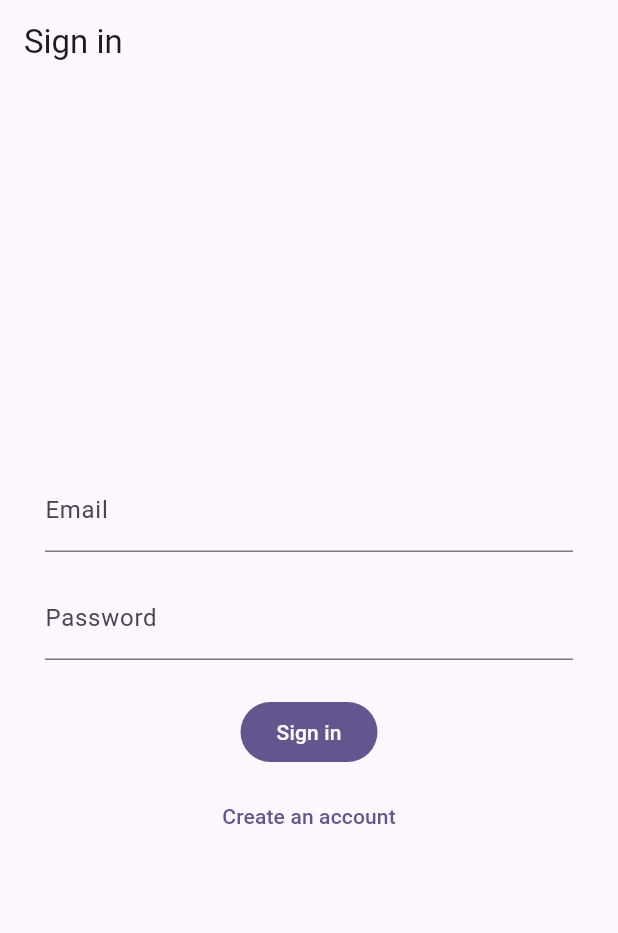
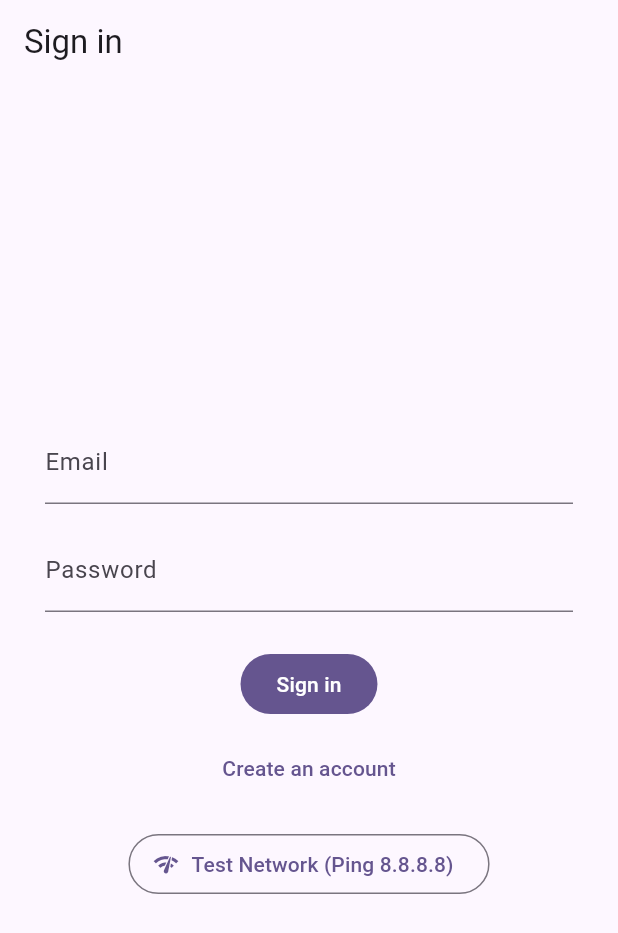
Before and after one commit to madaha668/flutter-vibe-sample, a Flutter app: the screen it shows after launch, on a phone screen of 412 x 824 dp. Shown: the top 933 px of the screen. Run offline on Flutter 3.47's test engine with Material 3 defaults, Android fonts, the phone set to English and light mode, and no system bars; our stand-ins replace camera, flutter_riverpod, flutter_secure_storage, go_router, image_picker, riverpod; missing offline and left inert: file_selector, flutter_icmp_ping.

Commit message:
add ping in sigin page
Signed-off-by: madaha668 <madaha668@outlook.com>

```diff
--- a/nomad_notes/lib/features/auth/presentation/sign_in_page.dart
+++ b/nomad_notes/lib/features/auth/presentation/sign_in_page.dart
@@ -1,4 +1,5 @@
 import 'package:flutter/material.dart';
+import 'package:flutter_icmp_ping/flutter_icmp_ping.dart';
 import 'package:flutter_riverpod/flutter_riverpod.dart';
 import 'package:go_router/go_router.dart';
 
@@ -20,6 +21,9 @@ class _SignInPageState extends ConsumerState<SignInPage> {
   final _emailController = TextEditingController();
   final _passwordController = TextEditingController();
 
+  String? _pingStatus;
+  bool _isPinging = false;
+
   @override
   void dispose() {
     _emailController.dispose();
@@ -37,6 +41,51 @@ class _SignInPageState extends ConsumerState<SignInPage> {
           _emailController.text.trim(),
           _passwordController.text,
         );
+  }
+
+  Future<void> _testPing() async {
+    setState(() {
+      _isPinging = true;
+      _pingStatus = 'Testing network...';
+    });
+
+    try {
+      final ping = Ping(
+        '8.8.8.8',
+        count: 3,
+        timeout: 5,
+      );
+
+      bool hasResponse = false;
+
+      await for (final event in ping.stream) {
+        if (event.response != null) {
+          hasResponse = true;
+          setState(() {
+            _pingStatus = 'Ping OK - ${event.response?.time?.inMilliseconds ?? 0}ms';
+          });
+          break;
+        } else if (event.error != null) {
+          setState(() {
+            _pingStatus = 'Network error: ${event.error?.error ?? 'Unknown'}';
+          });
+        }
+      }
+
+      if (!hasResponse && _pingStatus == 'Testing network...') {
+        setState(() {
+          _pingStatus = 'Network is unreachable';
+        });
+      }
+    } catch (e) {
+      setState(() {
+        _pingStatus = 'Ping failed: $e';
+      });
+    } finally {
+      setState(() {
+        _isPinging = false;
+      });
+    }
   }
 
   @override
@@ -124,6 +173,35 @@ class _SignInPageState extends ConsumerState<SignInPage> {
                         : () => context.go(SignUpPage.routePath),
                     child: const Text('Create an account'),
                   ),
+                  const SizedBox(height: 16),
+                  OutlinedButton.icon(
+                    onPressed: _isPinging ? null : _testPing,
+                    icon: _isPinging
+                        ? const SizedBox(
+                            height: 16,
+                            width: 16,
+                            child: CircularProgressIndicator(strokeWidth: 2),
+                          )
+                        : const Icon(Icons.network_check),
+                    label: const Text('Test Network (Ping 8.8.8.8)'),
+                  ),
+                  if (_pingStatus != null)
+                    Padding(
+                      padding: const EdgeInsets.only(top: 12),
+                      child: Text(
+                        _pingStatus!,
+                        textAlign: TextAlign.center,
+                        style: Theme.of(context).textTheme.bodyMedium?.copyWith(
+                              color: _pingStatus!.contains('OK')
+                                  ? Colors.green
+                                  : _pingStatus!.contains('unreachable') ||
+                                          _pingStatus!.contains('error') ||
+                                          _pingStatus!.contains('failed')
+                                      ? Theme.of(context).colorScheme.error
+                                      : null,
+                            ),
+                      ),
+                    ),
                 ],
               ),
             ),
--- a/nomad_notes/pubspec.yaml
+++ b/nomad_notes/pubspec.yaml
@@ -42,6 +42,7 @@ dependencies:
   camera: ^0.11.2+1
   camera_macos: ^0.0.9
   path_provider: ^2.1.4
+  flutter_icmp_ping: ^3.0.0
 
 dev_dependencies:
   flutter_test:
```
